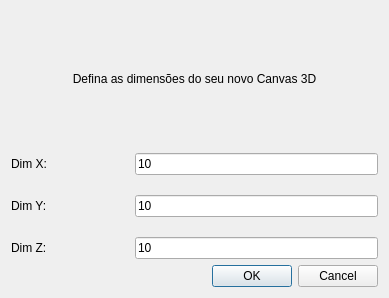
larisse13/dca1202-interface, file dialog.ui: the form before one commit.
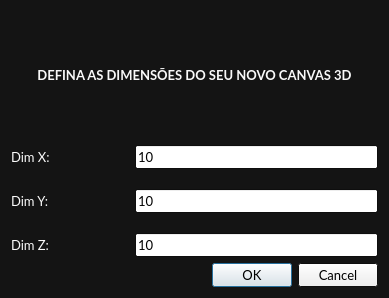
The form after the commit.

Patch:
```diff
--- a/dialog.ui
+++ b/dialog.ui
@@ -10,6 +10,103 @@
     <height>298</height>
    </rect>
   </property>
+  <property name="palette">
+   <palette>
+    <active>
+     <colorrole role="WindowText">
+      <brush brushstyle="SolidPattern">
+       <color alpha="255">
+        <red>249</red>
+        <green>249</green>
+        <blue>249</blue>
+       </color>
+      </brush>
+     </colorrole>
+     <colorrole role="Base">
+      <brush brushstyle="SolidPattern">
+       <color alpha="255">
+        <red>255</red>
+        <green>255</green>
+        <blue>255</blue>
+       </color>
+      </brush>
+     </colorrole>
+     <colorrole role="Window">
+      <brush brushstyle="SolidPattern">
+       <color alpha="255">
+        <red>20</red>
+        <green>20</green>
+        <blue>20</blue>
+       </color>
+      </brush>
+     </colorrole>
+    </active>
+    <inactive>
+     <colorrole role="WindowText">
+      <brush brushstyle="SolidPattern">
+       <color alpha="255">
+        <red>249</red>
+        <green>249</green>
+        <blue>249</blue>
+       </color>
+      </brush>
+     </colorrole>
+     <colorrole role="Base">
+      <brush brushstyle="SolidPattern">
+       <color alpha="255">
+        <red>255</red>
+        <green>255</green>
+        <blue>255</blue>
+       </color>
+      </brush>
+     </colorrole>
+     <colorrole role="Window">
+      <brush brushstyle="SolidPattern">
+       <color alpha="255">
+        <red>20</red>
+        <green>20</green>
+        <blue>20</blue>
+       </color>
+      </brush>
+     </colorrole>
+    </inactive>
+    <disabled>
+     <colorrole role="WindowText">
+      <brush brushstyle="SolidPattern">
+       <color alpha="255">
+        <red>120</red>
+        <green>120</green>
+        <blue>120</blue>
+       </color>
+      </brush>
+     </colorrole>
+     <colorrole role="Base">
+      <brush brushstyle="SolidPattern">
+       <color alpha="255">
+        <red>20</red>
+        <green>20</green>
+        <blue>20</blue>
+       </color>
+      </brush>
+     </colorrole>
+     <colorrole role="Window">
+      <brush brushstyle="SolidPattern">
+       <color alpha="255">
+        <red>20</red>
+        <green>20</green>
+        <blue>20</blue>
+       </color>
+      </brush>
+     </colorrole>
+    </disabled>
+   </palette>
+  </property>
+  <property name="font">
+   <font>
+    <family>Lato</family>
+    <pointsize>10</pointsize>
+   </font>
+  </property>
   <property name="windowTitle">
    <string>Dialog</string>
   </property>
@@ -18,8 +115,16 @@
     <layout class="QVBoxLayout" name="verticalLayout_2" stretch="20,70,10">
      <item>
       <widget class="QLabel" name="label">
+       <property name="font">
+        <font>
+         <family>Lato</family>
+         <pointsize>10</pointsize>
+         <weight>75</weight>
+         <bold>true</bold>
+        </font>
+       </property>
        <property name="text">
-        <string>Defina as dimensões do seu novo Canvas 3D</string>
+        <string>DEFINA AS DIMENSÕES DO SEU NOVO CANVAS 3D</string>
        </property>
        <property name="scaledContents">
         <bool>false</bool>
```
